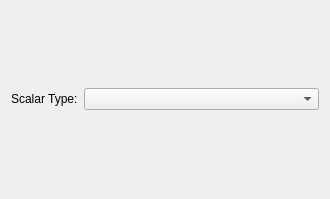
Qt form src/qt-widgets/ReconstructScalarCoverageLayerOptionsWidgetUi.ui (GPlates/GPlates) before a commit.
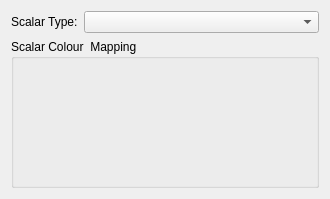
The same form after that commit.

Diff of the .ui file:
```diff
--- a/src/qt-widgets/ReconstructScalarCoverageLayerOptionsWidgetUi.ui
+++ b/src/qt-widgets/ReconstructScalarCoverageLayerOptionsWidgetUi.ui
@@ -13,7 +13,7 @@
   <property name="windowTitle">
    <string>Layers</string>
   </property>
-  <layout class="QHBoxLayout" name="horizontalLayout_8">
+  <layout class="QVBoxLayout" name="verticalLayout_2">
    <item>
     <layout class="QGridLayout" name="gridLayout">
      <item row="0" column="0">
@@ -35,6 +35,24 @@
      </item>
     </layout>
    </item>
+   <item>
+    <widget class="QGroupBox" name="scalar_colour_mapping_groupbox">
+     <property name="title">
+      <string>Scalar Colour  Mapping</string>
+     </property>
+     <layout class="QVBoxLayout" name="verticalLayout">
+      <property name="spacing">
+       <number>3</number>
+      </property>
+      <property name="margin">
+       <number>6</number>
+      </property>
+      <item>
+       <widget class="QWidget" name="palette_placeholder_widget" native="true"/>
+      </item>
+     </layout>
+    </widget>
+   </item>
   </layout>
  </widget>
  <resources>
```
